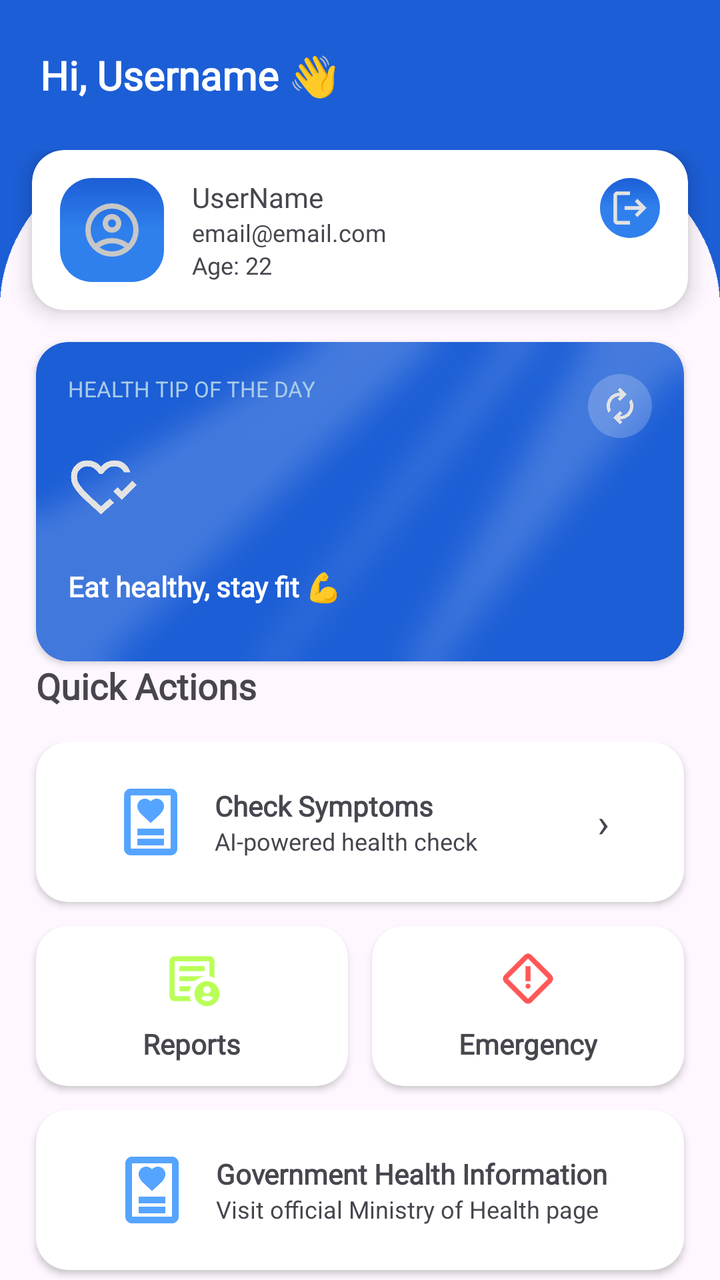
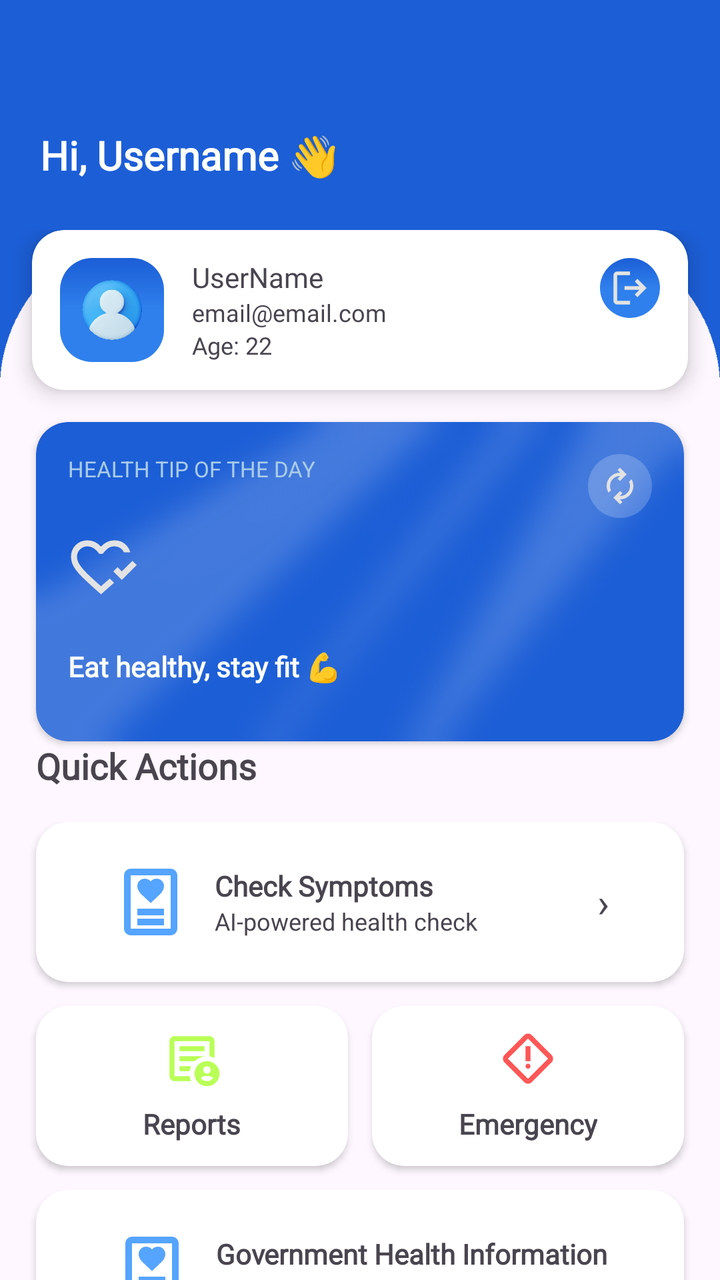

Two renders of the same Android screen: before a commit and after it. Below are the layout's source before the change and the commit's diff.
<!-- AndroidManifest.xml: application theme Theme.HAAi -->
<!-- res/layout/activity_main.xml -->
<?xml version="1.0" encoding="utf-8"?>
<LinearLayout
    xmlns:android="http://schemas.android.com/apk/res/android"
    xmlns:app="http://schemas.android.com/apk/res-auto"
    android:layout_width="match_parent"
    android:orientation="vertical"
    android:layout_height="match_parent">


        <LinearLayout
            android:layout_width="match_parent"
            android:layout_height="0dp"
            android:layout_weight="1"
            android:minHeight="50dp"
            android:orientation="vertical">
            <LinearLayout
                android:layout_width="match_parent"
                android:layout_height="0dp"
                android:background="@color/primary_blue_dark"
                android:layout_weight="3"/>

            
            <LinearLayout
                android:layout_width="match_parent"
                android:layout_height="wrap_content"
                android:background="@color/primary_blue_dark"
                android:paddingStart="20dp"
                android:paddingEnd="20dp"
                android:minHeight="70dp"
                android:paddingTop="24dp"
                android:paddingBottom="24dp">

                <TextView
                    android:id="@+id/greetingTv"
                    android:layout_width="wrap_content"
                    android:layout_height="wrap_content"
                    android:text="Hi, Username 👋"
                    android:fontFamily="@font/nunito_normal"
                    android:textFontWeight="600"
                    android:textColor="@color/text_white"
                    android:textSize="20sp"
                    android:textStyle="bold"/>
            </LinearLayout>
            <androidx.constraintlayout.widget.ConstraintLayout
                android:layout_width="match_parent"
                android:layout_height="wrap_content"
                android:minHeight="95dp">
                <LinearLayout
                    android:layout_width="match_parent"
                    android:layout_height="wrap_content"
                    android:orientation="horizontal"
                    app:layout_constraintEnd_toEndOf="parent"
                    app:layout_constraintStart_toStartOf="parent"
                    app:layout_constraintTop_toTopOf="parent">
                    <ImageView
                        android:layout_height="80dp"
                        android:layout_width="80dp"
                        android:scaleType="fitXY"
                        android:src="@drawable/left_corner" />
                    <View
                        android:layout_width="0dp"
                        android:layout_height="5dp"
                        android:layout_weight="1"/>
                    <ImageView
                        android:layout_height="80dp"
                        android:layout_width="80dp"
                        android:scaleType="fitXY"
                        android:src="@drawable/right_corner" />
                </LinearLayout>





                <androidx.cardview.widget.CardView
                    android:id="@+id/cardView2"
                    android:layout_width="match_parent"
                    android:layout_height="wrap_content"
                    android:minHeight="80dp"
                    android:layout_margin="16dp"
                    app:cardCornerRadius="16dp"
                    app:cardElevation="6dp"
                    app:layout_constraintBottom_toBottomOf="parent"
                    app:layout_constraintEnd_toEndOf="parent"
                    app:layout_constraintStart_toStartOf="parent">

                    <LinearLayout
                        android:layout_width="match_parent"
                        android:layout_height="wrap_content"
                        android:gravity="center_vertical"
                        android:orientation="horizontal"
                        android:padding="14dp">

                        <ImageView
                            android:layout_width="52dp"
                            android:layout_height="52dp"
                            android:background="@drawable/blue_bubble"
                            android:padding="10dp"
                            android:src="@drawable/ic_account" />

                        <LinearLayout
                            android:layout_width="0dp"
                            android:layout_weight="1"
                            android:layout_height="wrap_content"
                            android:layout_marginStart="14dp"
                            android:orientation="vertical">

                            <TextView
                                android:id="@+id/usernameTv"
                                android:layout_width="wrap_content"
                                android:layout_height="wrap_content"
                                android:text="UserName"
                                android:fontFamily="@font/nunito_normal"
                                android:textFontWeight="500"
                                android:textSize="14sp"
                                android:textStyle="bold" />

                            <TextView
                                android:id="@+id/emailTv"
                                android:layout_width="wrap_content"
                                android:layout_height="wrap_content"
                                android:text="email@email.com"
                                android:fontFamily="@font/nunito_normal"
                                android:textFontWeight="500"
                                android:textSize="12sp" />

                            <TextView
                                android:id="@+id/ageTvm"
                                android:layout_width="wrap_content"
                                android:layout_height="wrap_content"
                                android:text="Age: 22"
                                android:fontFamily="@font/nunito_normal"
                                android:textFontWeight="500"
                                android:textSize="12sp" />
                        </LinearLayout>
                        <LinearLayout
                            android:layout_width="wrap_content"
                            android:layout_height="match_parent"
                            android:orientation="vertical">
                            <ImageView
                                android:id="@+id/btnLogout"
                                android:layout_width="30dp"
                                android:layout_height="30dp"
                                android:src="@drawable/ic_logout"
                                android:padding="4dp"
                                android:background="@drawable/blue_bubble"/>
                        </LinearLayout>

                    </LinearLayout>
                </androidx.cardview.widget.CardView>
            </androidx.constraintlayout.widget.ConstraintLayout>
            <LinearLayout
                android:layout_width="match_parent"
                android:layout_height="0dp"
                android:layout_weight="2"/>

                <androidx.cardview.widget.CardView
                    android:layout_width="match_parent"
                    android:layout_height="wrap_content"
                    app:cardCornerRadius="16dp"
                    android:layout_marginHorizontal="18dp"
                    android:paddingVertical="12dp"
                    app:cardBackgroundColor="@color/primary_blue_dark">

                    <androidx.constraintlayout.widget.ConstraintLayout
                        android:layout_width="match_parent"
                        android:layout_height="wrap_content"
                        android:padding="16dp"
                        android:background="@drawable/card_glaze_overlay">

                        <TextView
                            android:id="@+id/tipLabelTv"
                            android:layout_width="0dp"
                            android:layout_height="wrap_content"
                            android:text="HEALTH TIP OF THE DAY"
                            android:textColor="#AACCE8"
                            android:textSize="11sp"
                            app:layout_constraintStart_toStartOf="parent"
                            app:layout_constraintEnd_toStartOf="@+id/buttonGenerate"
                            app:layout_constraintTop_toTopOf="parent"/>

                        <ImageView
                            android:id="@+id/buttonGenerate"
                            android:layout_width="32dp"
                            android:layout_height="32dp"
                            android:src="@drawable/ic_renew"
                            android:padding="6dp"
                            android:background="@drawable/color_white_alpha"
                            app:layout_constraintEnd_toEndOf="parent"
                            app:layout_constraintTop_toTopOf="parent"/>

                        <ImageView
                            android:id="@+id/healthTipCardIcon"
                            android:layout_width="36dp"
                            android:layout_height="36dp"
                            android:src="@drawable/ic_main"
                            android:layout_marginTop="24dp"
                            app:layout_constraintStart_toStartOf="parent"
                            app:layout_constraintTop_toBottomOf="@id/tipLabelTv"/>

                        <TextView
                            android:id="@+id/tipTv"
                            android:layout_width="0dp"
                            android:layout_height="wrap_content"
                            android:text="Eat healthy, stay fit 💪"
                            android:textColor="#FFFFFF"
                            android:paddingVertical="12dp"
                            android:fontFamily="@font/nunito_normal"
                            android:textFontWeight="700"
                            android:textSize="14sp"
                            android:layout_marginTop="10dp"
                            app:layout_constraintTop_toBottomOf="@id/healthTipCardIcon"
                            app:layout_constraintStart_toStartOf="parent"
                            app:layout_constraintEnd_toEndOf="parent"/>

                    </androidx.constraintlayout.widget.ConstraintLayout>
                </androidx.cardview.widget.CardView>
            <LinearLayout
                android:layout_width="match_parent"
                android:layout_height="0dp"
                android:layout_weight="2"/>
            <TextView
                android:layout_width="wrap_content"
                android:layout_height="wrap_content"
                android:text="Quick Actions"
                android:textStyle="bold"
                android:textSize="18sp"
                android:fontFamily="@font/nunito_normal"
                android:textFontWeight="700"
                android:layout_marginHorizontal="18dp"
                android:layout_marginBottom="16dp"/>
            <LinearLayout
                android:layout_width="match_parent"
                android:layout_height="wrap_content"
                android:orientation="vertical"
                android:gravity="center_vertical">

                <androidx.cardview.widget.CardView
                    android:id="@+id/card1"
                    android:layout_width="match_parent"
                    android:layout_height="wrap_content"
                    android:layout_marginHorizontal="18dp"
                    app:cardCornerRadius="16dp">

                    <LinearLayout
                        android:layout_width="match_parent"
                        android:layout_height="wrap_content"
                        android:orientation="horizontal"
                        android:gravity="center"
                        android:minHeight="80dp">

                        <ImageView
                            android:layout_width="40dp"
                            android:layout_height="40dp"
                            android:src="@drawable/ic_diagnosis"/>

                        <LinearLayout
                            android:layout_width="wrap_content"
                            android:layout_height="wrap_content"
                            android:layout_marginStart="12dp"
                            android:orientation="vertical">

                            <TextView
                                android:layout_height="wrap_content"
                                android:layout_width="wrap_content"
                                android:text="Check Symptoms"
                                android:fontFamily="@font/nunito_normal"
                                android:textFontWeight="600"
                                android:textStyle="bold"/>

                            <TextView
                                android:layout_height="wrap_content"
                                android:layout_width="wrap_content"
                                android:text="AI-powered health check"
                                android:textSize="12sp"/>
                        </LinearLayout>

                        <TextView
                            android:layout_height="wrap_content"
                            android:layout_width="wrap_content"
                            android:text="›"
                            android:layout_marginStart="60dp"
                            android:textSize="20sp"/>
                    </LinearLayout>
                </androidx.cardview.widget.CardView>

                <LinearLayout
                    android:layout_width="match_parent"
                    android:layout_height="wrap_content"
                    android:orientation="horizontal">

                    <androidx.cardview.widget.CardView
                        android:id="@+id/card3"
                        android:layout_width="0dp"
                        android:layout_weight="1"
                        android:layout_height="wrap_content"
                        android:layout_marginTop="12dp"
                        android:layout_marginBottom="12dp"
                        android:layout_marginStart="18dp"
                        app:cardCornerRadius="16dp">

                        <LinearLayout
                            android:orientation="vertical"
                            android:gravity="center"
                            android:layout_width="match_parent"
                            android:layout_height="wrap_content"
                            android:minHeight="80dp">

                            <ImageView
                                android:layout_width="30dp"
                                android:layout_height="30dp"
                                android:src="@drawable/ic_demography"/>

                            <TextView
                                android:layout_height="wrap_content"
                                android:layout_width="wrap_content"
                                android:text="Reports"
                                android:textSize="14sp"
                                android:fontFamily="@font/nunito_normal"
                                android:textFontWeight="600"
                                android:layout_marginTop="8dp"/>
                        </LinearLayout>
                    </androidx.cardview.widget.CardView>

                    <androidx.cardview.widget.CardView
                        android:id="@+id/card4"
                        android:layout_width="0dp"
                        android:layout_weight="1"
                        android:layout_height="wrap_content"
                        android:layout_marginStart="12dp"
                        android:layout_marginTop="12dp"
                        android:layout_marginBottom="12dp"
                        android:layout_marginEnd="18dp"
                        app:cardCornerRadius="16dp">

                        <LinearLayout
                            android:orientation="vertical"
                            android:gravity="center"
                            android:layout_width="match_parent"
                            android:layout_height="wrap_content"
                            android:minHeight="80dp">

                            <ImageView
                                android:layout_width="30dp"
                                android:layout_height="30dp"
                                android:src="@drawable/ic_emergency"/>

                            <TextView
                                android:layout_height="wrap_content"
                                android:layout_width="wrap_content"
                                android:text="Emergency"
                                android:fontFamily="@font/nunito_normal"
                                android:textFontWeight="600"
                                android:layout_marginTop="8dp"/>
                        </LinearLayout>
                    </androidx.cardview.widget.CardView>

                </LinearLayout>
                <androidx.cardview.widget.CardView
                    android:id="@+id/card2"
                    android:layout_width="match_parent"
                    android:layout_height="wrap_content"
                    android:layout_marginHorizontal="18dp"
                    android:layout_marginBottom="18dp"
                    app:cardCornerRadius="16dp">

                    <LinearLayout
                        android:layout_width="match_parent"
                        android:layout_height="wrap_content"
                        android:orientation="horizontal"
                        android:gravity="center"
                        android:minHeight="80dp">

                        <ImageView
                            android:layout_width="40dp"
                            android:layout_height="40dp"
                            android:src="@drawable/ic_diagnosis"/>

                        <LinearLayout
                            android:layout_width="wrap_content"
                            android:layout_height="wrap_content"
                            android:layout_marginStart="12dp"
                            android:orientation="vertical">

                            <TextView
                                android:layout_height="wrap_content"
                                android:layout_width="wrap_content"
                                android:text="Government Health Information"
                                android:textStyle="bold"
                                android:fontFamily="@font/nunito_normal"
                                android:textFontWeight="600"/>

                            <TextView
                                android:layout_height="wrap_content"
                                android:layout_width="wrap_content"
                                android:text="Visit official Ministry of Health page"
                                android:textSize="12sp"/>
                        </LinearLayout>

                    </LinearLayout>
                </androidx.cardview.widget.CardView>



            </LinearLayout>
            <LinearLayout
                android:layout_width="match_parent"
                android:layout_height="0dp"
                android:layout_weight="3"/>
        </LinearLayout>
</LinearLayout>
<!-- resources referenced by this layout -->
<resources>
  <color name="primary_blue_dark">#1C5ED6</color>
  <color name="text_white">#FFFFFF</color>
  <!-- drawable blue_bubble (drawable) -->
  <?xml version="1.0" encoding="utf-8"?>
  <shape xmlns:android="http://schemas.android.com/apk/res/android">
      <gradient android:startColor="@color/gradient_start" android:centerColor="@color/primary_blue" android:endColor="@color/primary_blue_dark" android:angle="90"/>
      <corners android:radius="16dp"/>
  </shape>
  <!-- drawable color_white_alpha (drawable) -->
  <?xml version="1.0" encoding="utf-8"?>
  <shape xmlns:android="http://schemas.android.com/apk/res/android"
      android:shape="oval">
      <solid android:color="#33FFFFFF" />
  </shape>
  <!-- drawable ic_account (drawable) -->
  <vector xmlns:android="http://schemas.android.com/apk/res/android"
      android:width="24dp"
      android:height="24dp"
      android:viewportWidth="960"
      android:viewportHeight="960">
    <path
        android:pathData="M234,684q51,-39 114,-61.5T480,600q69,0 132,22.5T726,684q35,-41 54.5,-93T800,480q0,-133 -93.5,-226.5T480,160q-133,0 -226.5,93.5T160,480q0,59 19.5,111t54.5,93ZM380.5,479.5Q340,439 340,380t40.5,-99.5Q421,240 480,240t99.5,40.5Q620,321 620,380t-40.5,99.5Q539,520 480,520t-99.5,-40.5ZM480,880q-83,0 -156,-31.5T197,763q-54,-54 -85.5,-127T80,480q0,-83 31.5,-156T197,197q54,-54 127,-85.5T480,80q83,0 156,31.5T763,197q54,54 85.5,127T880,480q0,83 -31.5,156T763,763q-54,54 -127,85.5T480,880ZM580,784.5q47,-15.5 86,-44.5 -39,-29 -86,-44.5T480,680q-53,0 -100,15.5T294,740q39,29 86,44.5T480,800q53,0 100,-15.5ZM523,423q17,-17 17,-43t-17,-43q-17,-17 -43,-17t-43,17q-17,17 -17,43t17,43q17,17 43,17t43,-17ZM480,380ZM480,740Z"
        android:fillColor="#C7C7C7"/>
  </vector>
  <!-- drawable ic_diagnosis (drawable) -->
  <vector xmlns:android="http://schemas.android.com/apk/res/android"
      android:width="24dp"
      android:height="24dp"
      android:viewportWidth="960"
      android:viewportHeight="960">
    <path
        android:pathData="M320,760h320v-80L320,680v80ZM320,640h320v-80L320,560v80ZM480,492q66,-60 113,-106.5t47,-97.5q0,-36 -26,-62t-62,-26q-21,0 -40.5,8.5T480,232q-12,-15 -31.5,-23.5T408,200q-36,0 -62,26t-26,62q0,51 45.5,96T480,492ZM720,880L240,880q-33,0 -56.5,-23.5T160,800v-640q0,-33 23.5,-56.5T240,80h480q33,0 56.5,23.5T800,160v640q0,33 -23.5,56.5T720,880ZM240,800h480v-640L240,160v640ZM240,800v-640,640Z"
        android:fillColor="#55A4FF"/>
  </vector>
  <!-- drawable ic_logout (drawable) -->
  <vector xmlns:android="http://schemas.android.com/apk/res/android"
      android:width="24dp"
      android:height="24dp"
      android:viewportWidth="960"
      android:viewportHeight="960">
    <path
        android:pathData="M200,840q-33,0 -56.5,-23.5T120,760v-560q0,-33 23.5,-56.5T200,120h280v80L200,200v560h280v80L200,840ZM640,680 L585,622 687,520L360,520v-80h327L585,338l55,-58 200,200 -200,200Z"
        android:fillColor="#e3e3e3"/>
  </vector>
  <!-- drawable ic_renew (drawable) -->
  <vector xmlns:android="http://schemas.android.com/apk/res/android"
      android:width="24dp"
      android:height="24dp"
      android:viewportWidth="960"
      android:viewportHeight="960">
    <path
        android:pathData="M204,642q-22,-38 -33,-78t-11,-82q0,-134 93,-228t227,-94h7l-64,-64 56,-56 160,160 -160,160 -56,-56 64,-64h-7q-100,0 -170,70.5T240,482q0,26 6,51t18,49l-60,60ZM481,920 L321,760l160,-160 56,56 -64,64h7q100,0 170,-70.5T720,478q0,-26 -6,-51t-18,-49l60,-60q22,38 33,78t11,82q0,134 -93,228t-227,94h-7l64,64 -56,56Z"
        android:fillColor="#e3e3e3"/>
  </vector>
  <style name="Theme.HAAi" parent="Base.Theme.HAAi" />
  <color name="gradient_start">#2F80ED</color>
  <color name="primary_blue">#2F80ED</color>
  <style name="Base.Theme.HAAi" parent="Theme.Material3.DayNight.NoActionBar">
          
          
      </style>
  <!-- unchanged entries left out for length: 6 -->
</resources>

<!-- the commit's change to res/layout/activity_main.xml (unified diff, before → after) -->
@@ -13,13 +13,8 @@
             android:layout_weight="1"
             android:minHeight="50dp"
             android:orientation="vertical">
-            <LinearLayout
-                android:layout_width="match_parent"
-                android:layout_height="0dp"
-                android:background="@color/primary_blue_dark"
-                android:layout_weight="3"/>
-
-            
+
+
             <LinearLayout
                 android:layout_width="match_parent"
                 android:layout_height="wrap_content"
@@ -27,8 +22,9 @@
                 android:paddingStart="20dp"
                 android:paddingEnd="20dp"
                 android:minHeight="70dp"
-                android:paddingTop="24dp"
-                android:paddingBottom="24dp">
+                android:paddingTop="64dp"
+                android:paddingBottom="24dp"
+                android:foreground="@drawable/wave_fg_overlay">
 
                 <TextView
                     android:id="@+id/greetingTv"
@@ -96,7 +92,7 @@
                             android:layout_height="52dp"
                             android:background="@drawable/blue_bubble"
                             android:padding="10dp"
-                            android:src="@drawable/ic_account" />
+                            android:src="@drawable/icon_profile_img" />
 
                         <LinearLayout
                             android:layout_width="0dp"
<!-- resource entries referenced after the edit -->
@@ -14,16 +14,6 @@
       android:shape="oval">
       <solid android:color="#33FFFFFF" />
   </shape>
-  <!-- drawable ic_account (drawable) -->
-  <vector xmlns:android="http://schemas.android.com/apk/res/android"
-      android:width="24dp"
-      android:height="24dp"
-      android:viewportWidth="960"
-      android:viewportHeight="960">
-    <path
-        android:pathData="M234,684q51,-39 114,-61.5T480,600q69,0 132,22.5T726,684q35,-41 54.5,-93T800,480q0,-133 -93.5,-226.5T480,160q-133,0 -226.5,93.5T160,480q0,59 19.5,111t54.5,93ZM380.5,479.5Q340,439 340,380t40.5,-99.5Q421,240 480,240t99.5,40.5Q620,321 620,380t-40.5,99.5Q539,520 480,520t-99.5,-40.5ZM480,880q-83,0 -156,-31.5T197,763q-54,-54 -85.5,-127T80,480q0,-83 31.5,-156T197,197q54,-54 127,-85.5T480,80q83,0 156,31.5T763,197q54,54 85.5,127T880,480q0,83 -31.5,156T763,763q-54,54 -127,85.5T480,880ZM580,784.5q47,-15.5 86,-44.5 -39,-29 -86,-44.5T480,680q-53,0 -100,15.5T294,740q39,29 86,44.5T480,800q53,0 100,-15.5ZM523,423q17,-17 17,-43t-17,-43q-17,-17 -43,-17t-43,17q-17,17 -17,43t17,43q17,17 43,17t43,-17ZM480,380ZM480,740Z"
-        android:fillColor="#C7C7C7"/>
-  </vector>
   <!-- drawable ic_diagnosis (drawable) -->
   <vector xmlns:android="http://schemas.android.com/apk/res/android"
       android:width="24dp"
@@ -54,6 +44,8 @@
         android:pathData="M204,642q-22,-38 -33,-78t-11,-82q0,-134 93,-228t227,-94h7l-64,-64 56,-56 160,160 -160,160 -56,-56 64,-64h-7q-100,0 -170,70.5T240,482q0,26 6,51t18,49l-60,60ZM481,920 L321,760l160,-160 56,56 -64,64h7q100,0 170,-70.5T720,478q0,-26 -6,-51t-18,-49l60,-60q22,38 33,78t11,82q0,134 -93,228t-227,94h-7l64,64 -56,56Z"
         android:fillColor="#e3e3e3"/>
   </vector>
+  <!-- drawable icon_profile_img: png bitmap (drawable, 40985 bytes) -->
+  <!-- drawable wave_fg_overlay: png bitmap (drawable, 107779 bytes) -->
   <style name="Theme.HAAi" parent="Base.Theme.HAAi" />
   <color name="gradient_start">#2F80ED</color>
   <color name="primary_blue">#2F80ED</color>
